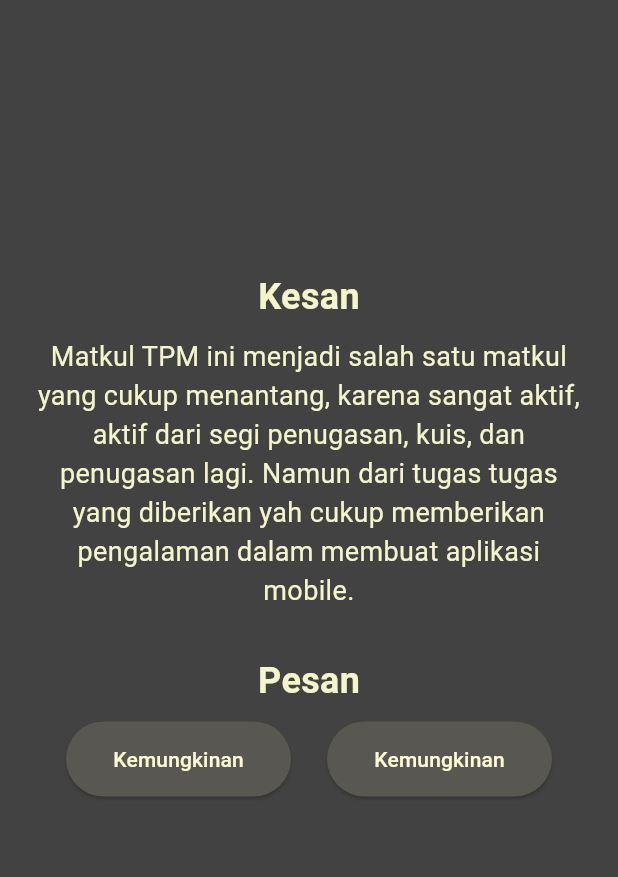
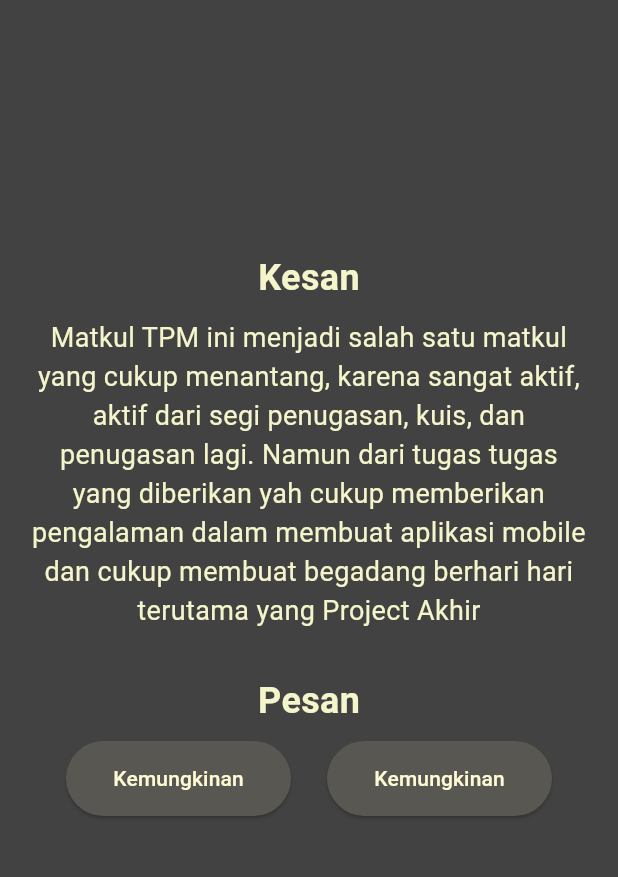
Before and after one commit to AbdanulIkhlas/EconoMe, a Flutter app: the PageImpression screen opened directly, on a phone screen of 412 x 824 dp, the part 84-961 px from its top. Run offline on Flutter 3.47's test engine with Material 3 defaults, Android fonts, the phone set to English and light mode, and no system bars; our stand-ins replace flutter_local_notifications, shared_preferences, sqflite, timezone; accounts and stored records are empty.

Commit message:
menambahk kesan

```diff
--- a/lib/views/page_impression.dart
+++ b/lib/views/page_impression.dart
@@ -82,7 +82,7 @@ class _PageImpressionState extends State<PageImpression>
               ),
               SizedBox(height: 10),
               Text(
-                'Matkul TPM ini menjadi salah satu matkul yang cukup menantang, karena sangat aktif, aktif dari segi penugasan, kuis, dan penugasan lagi. Namun dari tugas tugas yang diberikan yah cukup memberikan pengalaman dalam membuat aplikasi mobile.',
+                'Matkul TPM ini menjadi salah satu matkul yang cukup menantang, karena sangat aktif, aktif dari segi penugasan, kuis, dan penugasan lagi. Namun dari tugas tugas yang diberikan yah cukup memberikan pengalaman dalam membuat aplikasi mobile dan cukup membuat begadang berhari hari terutama yang Project Akhir ',
                 textAlign: TextAlign.center,
                 style: TextStyle(
                   fontSize: 18,
```
